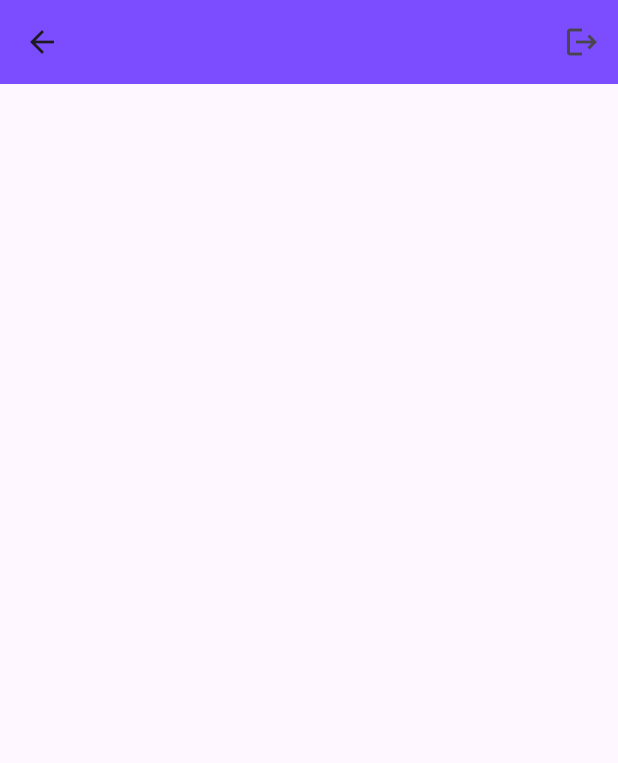
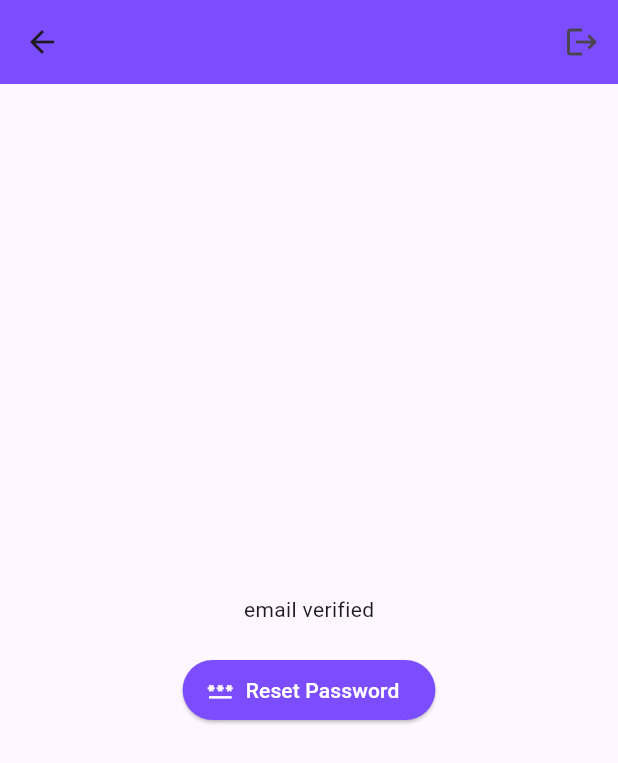
Before and after one commit to vishwanath-91/firebase_authentication, a Flutter app: the HomeScreen screen opened directly, on a phone screen of 412 x 824 dp. Shown: the top 763 px of the screen. Run offline on Flutter 3.47's test engine with Material 3 defaults, Android fonts, the phone set to English and light mode, and no system bars; our stand-ins replace cloud_firestore, firebase_auth, firebase_core; accounts and stored records are empty.

Commit message:
emil and password authentication successfully completed

```diff
--- a/firebase_emil_pass_authentication/lib/screen/home_screen.dart
+++ b/firebase_emil_pass_authentication/lib/screen/home_screen.dart
@@ -1,4 +1,8 @@
+import 'package:firebase_emil_pass_authentication/widgets/custom_elevatedButton.dart';
 import 'package:flutter/material.dart';
+import 'package:provider/provider.dart';
+
+import '../provider/auth_provider.dart';
 
 class HomeScreen extends StatefulWidget {
   const HomeScreen({super.key});
@@ -9,16 +13,45 @@ class HomeScreen extends StatefulWidget {
 
 class _HomeScreenState extends State<HomeScreen> {
   @override
+  void didChangeDependencies() {
+    final authprovider = Provider.of<AuthProviders>(context, listen: false);
+    if (mounted) authprovider.updateEmailVeriFicationState();
+    super.didChangeDependencies();
+  }
+
+  @override
   Widget build(BuildContext context) {
+    return Consumer<AuthProviders>(
+      builder: (context, value, child) {
         return Scaffold(
           appBar: AppBar(
             actions: [
               IconButton(
-            onPressed: () {},
+                onPressed: () => value.logOut(),
                 icon: const Icon(Icons.logout),
               ),
             ],
           ),
+          body: Column(
+            mainAxisAlignment: MainAxisAlignment.center,
+            children: [
+              Center(
+                child: value.emailVerified == true
+                    ? const Text("email verified")
+                    : const Text("email not verified"),
+              ),
+              const SizedBox(
+                height: 20,
+              ),
+              CustomElevatedButton(
+                iconData: Icons.password,
+                title: "Reset Password",
+                onTap: () => value.resetpassword(context),
+              )
+            ],
+          ),
+        );
+      },
     );
   }
 }
```
Also changed, not shown: firebase_emil_pass_authentication/lib/main.dart (+13 -1 lines), firebase_emil_pass_authentication/lib/provider/auth_provider.dart (+117 -3 lines), firebase_emil_pass_authentication/lib/screen/email_pass_screen.dart (+20 -7 lines), firebase_emil_pass_authentication/firebase.json (added), firebase_emil_pass_authentication/lib/firebase_options.dart (added), 3 other files. Lines whose indentation alone changed are shown as unchanged.
